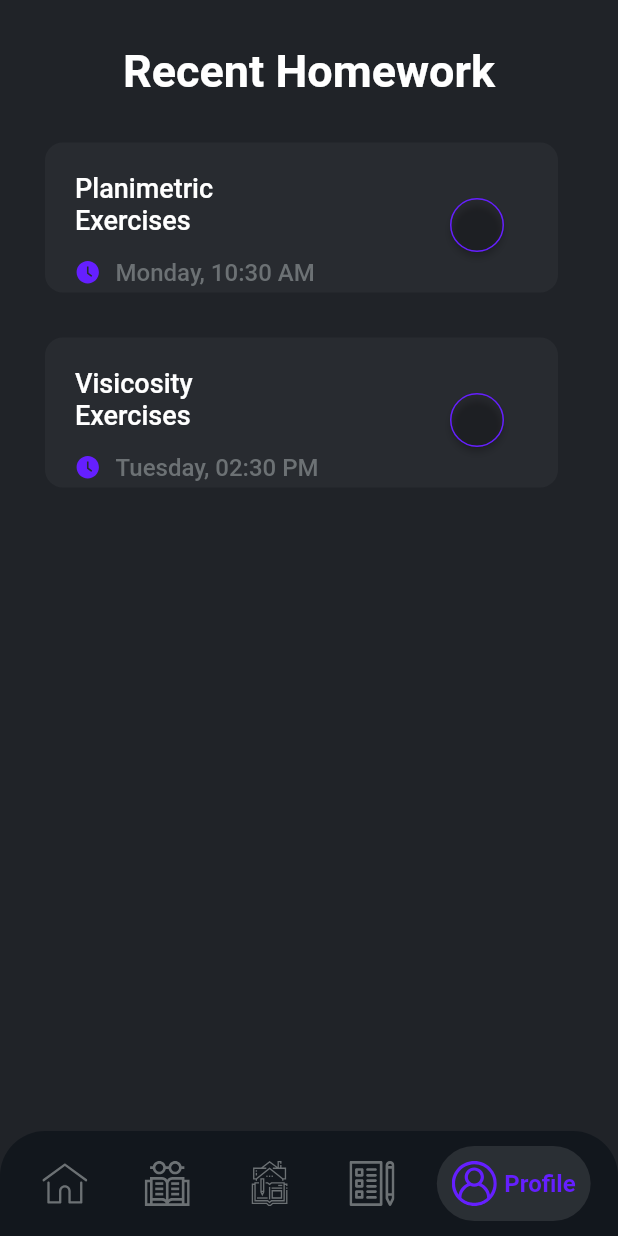
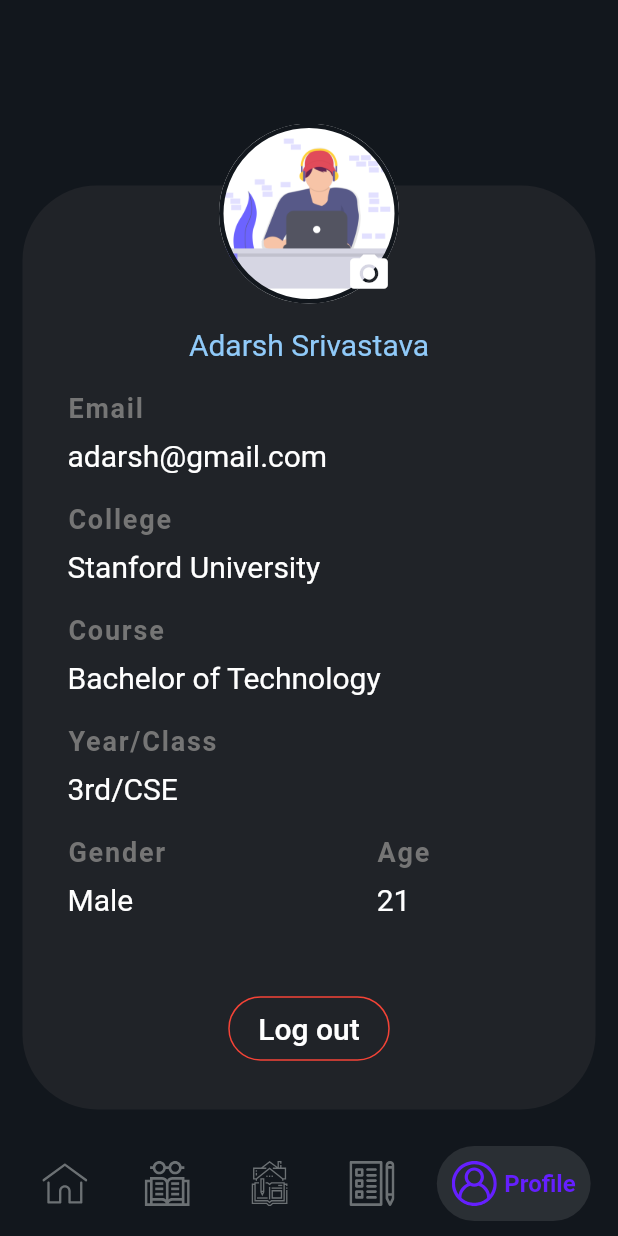
Before and after one commit to avinashkranjan/Friday, a Flutter app: the BottomNavigation screen opened directly, item 5 of the bottom bar chosen, on a phone screen of 412 x 824 dp. Run offline on Flutter 3.47's test engine with Material 2 defaults, Android fonts, the phone set to English and light mode, and no system bars; our stand-ins replace firebase_auth, firebase_core, flutter_icons, flutter_svg, fluttertoast; accounts and stored records are empty.

Commit message:
Adds Profile Page UI

```diff
--- a/lib/constants.dart
+++ b/lib/constants.dart
@@ -22,3 +22,6 @@ const int MIN_PASSWORD_LENGTH = 8;
 const double smallestCircleRadius = 13,
     mediumCircleRadius = 20,
     largestCircleRadius = 30;
+
+// Profile Constants
+const double profilePictureDiameter = 120;
--- /dev/null
+++ b/lib/screens/profile_screen.dart
@@ -0,0 +1,155 @@
+import 'package:class_manager/constants.dart';
+import 'package:class_manager/services/authentication.dart';
+import 'package:flutter/material.dart';
+
+class ProfileScreen extends StatefulWidget {
+  @override
+  _ProfileScreenState createState() => _ProfileScreenState();
+}
+
+class _ProfileScreenState extends State<ProfileScreen> {
+  @override
+  Widget build(BuildContext context) {
+    return Scaffold(
+      backgroundColor: Theme.of(context).backgroundColor.withOpacity(0.8),
+      body: SingleChildScrollView(
+        physics: AlwaysScrollableScrollPhysics(parent: BouncingScrollPhysics()),
+        child: Stack(
+          alignment: Alignment.center,
+          children: [
+            Column(
+              children: [
+                SizedBox(height: 0.15 * MediaQuery.of(context).size.height),
+                Container(
+                  margin: EdgeInsets.symmetric(horizontal: 15),
+                  padding: EdgeInsets.all(30),
+                  decoration: BoxDecoration(
+                    color: Theme.of(context).primaryColor,
+                    borderRadius: BorderRadius.circular(50),
+                  ),
+                  width: double.infinity,
+                  child: Column(
+                    mainAxisSize: MainAxisSize.min,
+                    crossAxisAlignment: CrossAxisAlignment.start,
+                    children: [
+                      SizedBox(height: (profilePictureDiameter / 2) + 5),
+                      Center(
+                        child: FittedBox(
+                          fit: BoxFit.fitWidth,
+                          child: Text(
+                            "Adarsh Srivastava",
+                            style: TextStyle(
+                              fontSize: 20,
+                              color: Colors.blue[200],
+                            ),
+                          ),
+                        ),
+                      ),
+                      SizedBox(height: 20),
+                      buildDetails("Email", "adarsh@gmail.com"),
+                      SizedBox(height: 20),
+                      buildDetails("College", "Stanford University"),
+                      SizedBox(height: 20),
+                      buildDetails("Course", "Bachelor of Technology"),
+                      SizedBox(height: 20),
+                      buildDetails("Year/Class", "3rd/CSE"),
+                      SizedBox(height: 20),
+                      Row(
+                        mainAxisAlignment: MainAxisAlignment.spaceBetween,
+                        children: [
+                          buildDetails("Gender", "Male"),
+                          SizedBox(width: 20),
+                          buildDetails("Age", "21"),
+                          SizedBox(width: 20),
+                        ],
+                      ),
+                      SizedBox(height: 50),
+                      Center(
+                        child: OutlineButton(
+                          onPressed: () {
+                            print("Signing out");
+                            AuthenticationService.signout(context);
+                          },
+                          borderSide: BorderSide(color: Colors.red),
+                          highlightElevation: 1,
+                          padding: EdgeInsets.symmetric(
+                              horizontal: 20, vertical: 10),
+                          shape: StadiumBorder(),
+                          color: Colors.transparent,
+                          hoverColor: Theme.of(context).primaryColor,
+                          splashColor: Theme.of(context).primaryColor,
+                          focusColor: Theme.of(context).primaryColor,
+                          highlightColor: Theme.of(context).primaryColor,
+                          child: Text(
+                            "Log out",
+                            style: TextStyle(
+                              fontSize: 20,
+                              color: Colors.white,
+                            ),
+                          ),
+                        ),
+                      ),
+                    ],
+                  ),
+                ),
+              ],
+            ),
+            Positioned(
+              top: 0.1 * MediaQuery.of(context).size.height,
+              child: Container(
+                height: profilePictureDiameter,
+                width: profilePictureDiameter,
+                decoration: BoxDecoration(
+                  color: Colors.transparent,
+                  borderRadius: BorderRadius.circular(profilePictureDiameter),
+                  image: DecorationImage(
+                    image: AssetImage("assets/images/profile_pic.jpg"),
+                    fit: BoxFit.cover,
+                  ),
+                  border: Border.all(
+                      color: Theme.of(context).backgroundColor, width: 3),
+                ),
+              ),
+            ),
+            Positioned(
+              top: 0.1 * MediaQuery.of(context).size.height +
+                  profilePictureDiameter -
+                  35,
+              left: (MediaQuery.of(context).size.width / 2) + 25,
+              child: Icon(
+                Icons.camera_alt,
+                size: profilePictureDiameter * 0.25,
+                color: Colors.white,
+              ),
+            ),
+          ],
+        ),
+      ),
+    );
+  }
+}
+
+Widget buildDetails(String title, String detail) {
+  return Column(
+    crossAxisAlignment: CrossAxisAlignment.start,
+    children: [
+      Text(
+        title,
+        style: TextStyle(
+          fontSize: 18,
+          letterSpacing: 1.2,
+          color: Colors.grey[600],
+          fontWeight: FontWeight.bold,
+        ),
+      ),
+      SizedBox(height: 10),
+      Text(
+        detail,
+        style: TextStyle(
+          fontSize: 20,
+          color: Colors.white,
+        ),
+      ),
+    ],
+  );
+}
--- a/lib/widgets/bottom_navigation.dart
+++ b/lib/widgets/bottom_navigation.dart
@@ -2,6 +2,7 @@ import 'package:flutter/material.dart';
 
 /// Project Imports
 import '../screens/home_screen.dart';
+import '../screens/profile_screen.dart';
 import '../screens/classes_screen.dart';
 import '../screens/homework_screen.dart';
 import '../widgets/animated_nav_bar.dart';
@@ -18,6 +19,7 @@ class _BottomNavigationState extends State<BottomNavigation> {
   HomeScreen _homeScreen;
   HomeworkScreen _homeworkScreen;
   ClassesScreen _classesScreen;
+  ProfileScreen _profileScreen;
 
   @override
   void initState() {
@@ -27,12 +29,13 @@ class _BottomNavigationState extends State<BottomNavigation> {
     );
     _classesScreen = ClassesScreen();
     _homeworkScreen = HomeworkScreen();
+    _profileScreen = ProfileScreen();
     _pages = [
       _homeScreen,
       _classesScreen,
       _homeworkScreen,
       _homeworkScreen, //TODO: Chats Page
-      _homeworkScreen, //TODO: Profile
+      _profileScreen,
     ];
     _currentPage = _homeScreen;
   }
```
